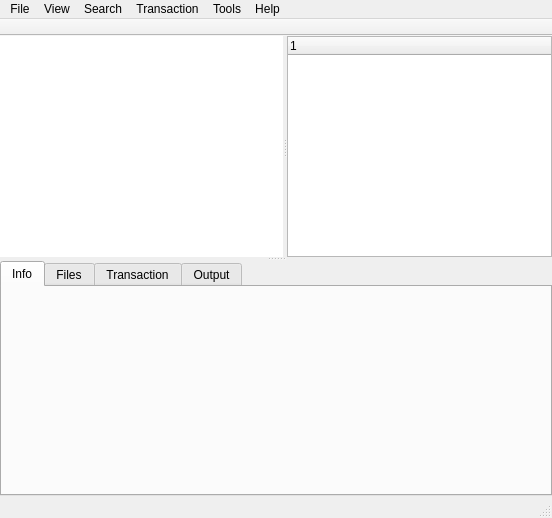
aarnt/octopi, file ui/mainwindow.ui: the form before one commit.
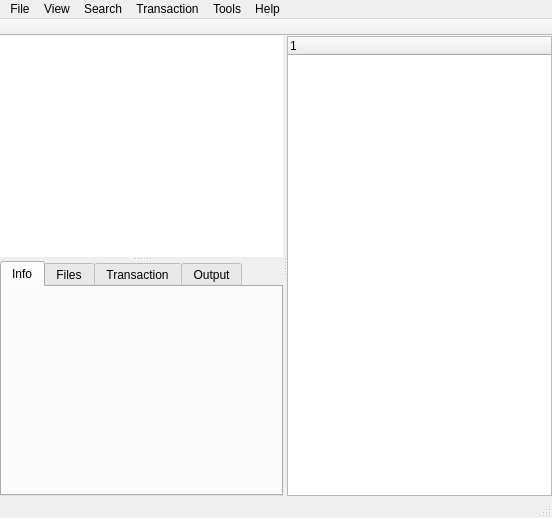
The form after the commit. Icons and pictures are not drawn.

Commit message: - Group pane now spans all window's height.

Diff of the .ui file:
```diff
--- a/ui/mainwindow.ui
+++ b/ui/mainwindow.ui
@@ -38,14 +38,14 @@
      <number>0</number>
     </property>
     <item row="0" column="0">
-     <widget class="QSplitter" name="splitterHorizontal">
+    <widget class="QSplitter" name="splitterVertical">
+     <property name="orientation">
+      <enum>Qt::Horizontal</enum>
+     </property>
+       <widget class="QSplitter" name="splitterHorizontal">
       <property name="orientation">
        <enum>Qt::Vertical</enum>
       </property>
-      <widget class="QSplitter" name="splitterVertical">
-       <property name="orientation">
-        <enum>Qt::Horizontal</enum>
-       </property>
        <widget class="QTreeView" name="tvPackages">
         <property name="sizePolicy">
          <sizepolicy hsizetype="Expanding" vsizetype="MinimumExpanding">
@@ -75,20 +75,6 @@
          <number>20</number>
         </property>
        </widget>
-       <widget class="QTreeWidget" name="twGroups">
-        <property name="maximumSize">
-         <size>
-          <width>265</width>
-          <height>16777215</height>
-         </size>
-        </property>
-        <column>
-         <property name="text">
-          <string notr="true">1</string>
-         </property>
-        </column>
-       </widget>
-      </widget>
       <widget class="QTabWidget" name="twProperties">
        <property name="sizePolicy">
         <sizepolicy hsizetype="Expanding" vsizetype="Expanding">
@@ -127,6 +113,20 @@
        </widget>
       </widget>
      </widget>
+     <widget class="QTreeWidget" name="twGroups">
+      <property name="maximumSize">
+       <size>
+        <width>265</width>
+        <height>16777215</height>
+       </size>
+      </property>
+      <column>
+       <property name="text">
+        <string notr="true">1</string>
+       </property>
+      </column>
+     </widget>
+    </widget>
     </item>
    </layout>
   </widget>
```
The commit also changes 1 other file.
